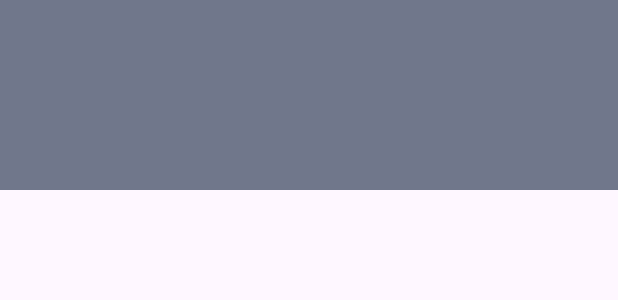
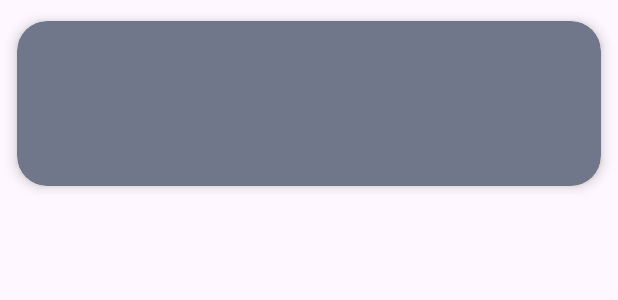
Before and after one commit to VictorDony21/preexamenc2, an Android app: the layout item_registro.xml on its own in the app's theme, with its tools: preview values and no code run, on a phone screen of 412 x 824 dp. Shown: the top 300 px of the screen. Run offline under Robolectric (Android 15) with nearby library versions, the phone set to English and light mode, and no system bars.

Commit message:
Correccion de errores

```diff
--- a/app/src/main/res/layout/activity_main.xml
+++ b/app/src/main/res/layout/activity_main.xml
@@ -1,6 +1,5 @@
 <?xml version="1.0" encoding="utf-8"?>
 <androidx.constraintlayout.widget.ConstraintLayout xmlns:android="http://schemas.android.com/apk/res/android"
-    xmlns:app="http://schemas.android.com/apk/res-auto"
     xmlns:tools="http://schemas.android.com/tools"
     android:layout_width="match_parent"
     android:layout_height="match_parent"
@@ -36,6 +35,7 @@
             android:layout_height="wrap_content"
             android:layout_marginTop="10dp"
             android:hint="Correo Electronico"
+            android:inputType="textEmailAddress"
             android:padding="20dp"
             android:minHeight="48dp" />
 
--- a/app/src/main/res/layout/item_registro.xml
+++ b/app/src/main/res/layout/item_registro.xml
@@ -1,38 +1,23 @@
 <?xml version="1.0" encoding="utf-8"?>
-<androidx.constraintlayout.widget.ConstraintLayout xmlns:android="http://schemas.android.com/apk/res/android"
+<androidx.cardview.widget.CardView
+    xmlns:android="http://schemas.android.com/apk/res/android"
     xmlns:app="http://schemas.android.com/apk/res-auto"
+    xmlns:tools="http://schemas.android.com/tools"
     android:id="@+id/cv"
     android:layout_width="match_parent"
     android:layout_height="wrap_content"
     app:cardCornerRadius="20dp"
     app:cardElevation="5dp"
+    android:backgroundTint="@color/material_dynamic_secondary50"
     app:cardUseCompatPadding="true">
 
     <LinearLayout
         android:layout_width="match_parent"
         android:layout_height="wrap_content"
-        android:orientation="vertical">
+        android:orientation="vertical"
+        tools:ignore="MissingConstraints"
+        android:padding="20dp">
 
-        <RelativeLayout
-            android:layout_width="match_parent"
-            android:layout_height="wrap_content"
-            android:background="@color/material_dynamic_secondary50"
-            android:padding="16dp">
-
-            <LinearLayout
-                android:id="@+id/linearLayout"
-                android:layout_width="wrap_content"
-                android:layout_height="wrap_content"
-                android:layout_marginStart="8dp"
-                android:orientation="vertical">
-
-                <TextView
-                    android:id="@+id/textViewId"
-                    android:layout_width="match_parent"
-                    android:layout_height="wrap_content"
-                    android:textSize="18sp"
-                    android:textStyle="bold"
-                    android:textColor="@color/black" />
 
                 <TextView
                     android:id="@+id/textViewUsuario"
@@ -58,10 +43,6 @@
                     android:textStyle=""
                     android:textColor="@color/black" />
 
-            </LinearLayout>
-
-        </RelativeLayout>
-
     </LinearLayout>
 
-</androidx.constraintlayout.widget.ConstraintLayout>
+</androidx.cardview.widget.CardView>
```
Also changed, not shown: app/src/main/java/com/example/preexamenc2/DatabaseManager.java (+23 -6 lines), app/src/main/java/com/example/preexamenc2/MainActivity.java (+47 -2 lines), app/src/main/java/com/example/preexamenc2/mostrarRegistros.java (+10 -9 lines), app/src/main/java/com/example/preexamenc2/registroActivity.java (+36 -9 lines), app/src/main/java/com/example/preexamenc2/usuarioAdapter.java (+5 -8 lines), app/src/main/res/layout/layout_mostrar_registro.xml (+9 -7 lines).
